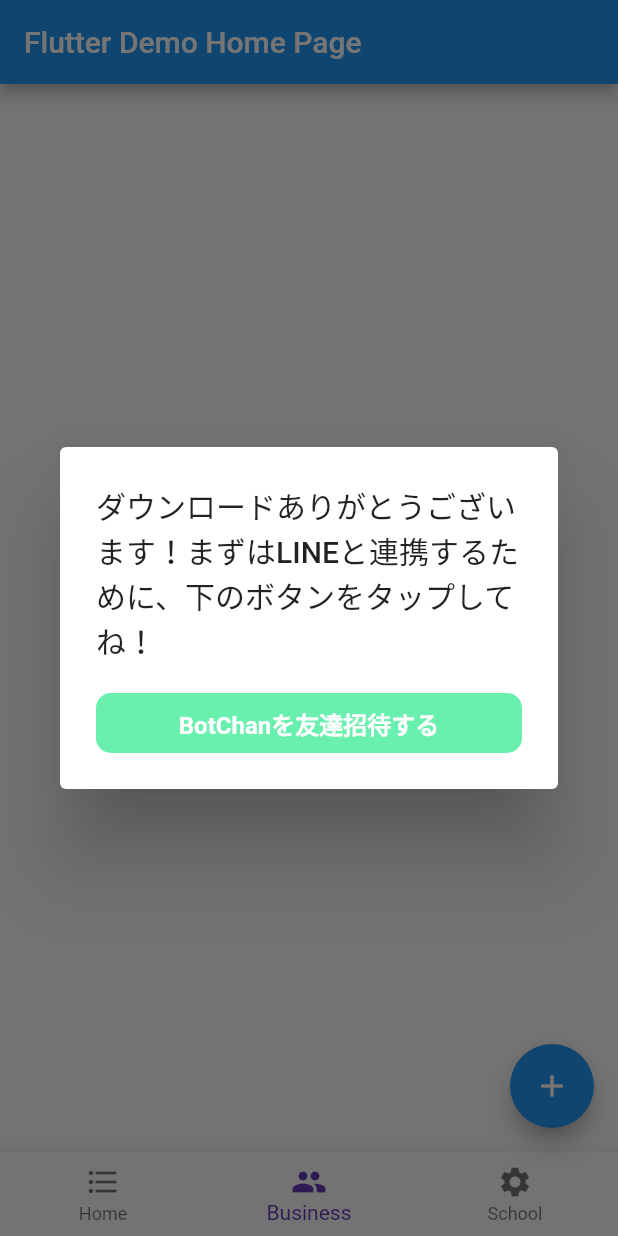
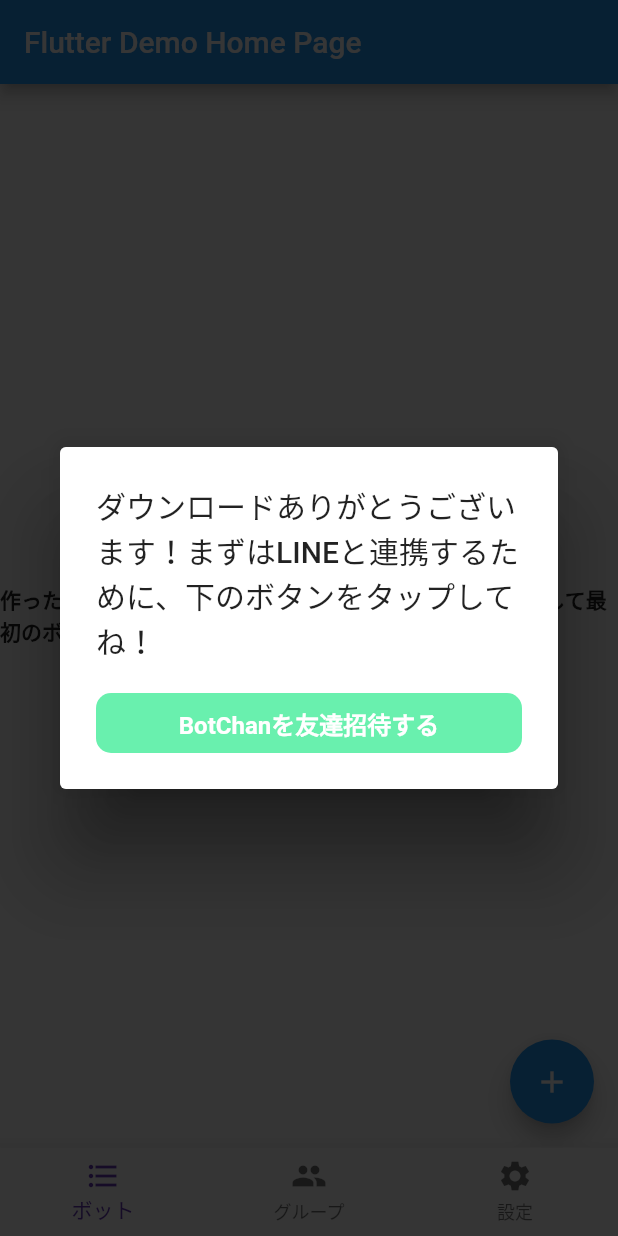
Before and after one commit to takkota/botchan_client, a Flutter app: the MainPage screen opened directly, after a tap on the "add" icon, on a phone screen of 412 x 824 dp. Run offline on Flutter 3.47's test engine with Material 2 defaults, Android fonts, the phone set to English and light mode, and no system bars; our stand-ins replace after_layout, firebase_dynamic_links, rxdart, shared_preferences, tuple; accounts and stored records are empty; network calls fail.

Commit message:
saveロジック修正

```diff
--- /dev/null
+++ b/lib/bloc/bot_list_bloc.dart
@@ -0,0 +1,55 @@
+import 'dart:async';
+
+import 'package:botchan_client/model/bot.dart';
+import 'package:botchan_client/network/api_client.dart';
+import 'package:botchan_client/network/response/bot_list_response.dart';
+import 'package:rxdart/rxdart.dart';
+
+class BotListBloc {
+  List<Bot> _botList = List();
+
+  // input entry point
+  final StreamController<List<Bot>> _listStreamController = StreamController();
+  final StreamController<Bot> _streamController = StreamController();
+
+  // output entry point
+  // StreamControllerだとlistenする前に受け取ったアイテムはbufferしないので、
+  // BehaviorSubjectで代わりにBufferしてあげる
+  final BehaviorSubject<List<Bot>> _behaviorSubject = BehaviorSubject<List<Bot>>();
+  Stream<List<Bot>> get botList => _behaviorSubject.stream;
+
+  BotListBloc() {
+    _listStreamController.stream.listen((botList) {
+      _botList.addAll(botList);
+      _behaviorSubject.sink.add(_botList);
+    });
+    _streamController.stream.listen((bot) {
+      _botList.add(bot);
+      _behaviorSubject.sink.add(_botList);
+    });
+  }
+
+  void fetchBotList() async {
+    final res = await ApiClient(BotListResponse.fromJson).post("/bot", {
+      "userId": ""
+    });
+    if (res != null) {
+      addBotAll(res.botList);
+    }
+  }
+
+  void addBotAll(List<Bot> botList) {
+    _listStreamController.sink.add(botList);
+  }
+  void addBot(Bot bot) {
+    _streamController.sink.add(bot);
+  }
+
+  void dispose() async {
+    _botList.clear();
+    _listStreamController.close();
+    _streamController.close();
+    _behaviorSubject.close();
+  }
+
+}
--- /dev/null
+++ b/lib/model/bot.dart
@@ -0,0 +1,5 @@
+class Bot {
+  final String id;
+  final String name;
+  Bot({this.name, this.id});
+}
--- a/lib/network/api_client.dart
+++ b/lib/network/api_client.dart
@@ -1,24 +1,33 @@
-import 'dart:_http';
 import 'dart:convert';
 
 import 'package:http/http.dart' as http;
 
 typedef R JsonConverter<R>(Map<String, dynamic> json);
+typedef R OnError<R>(int statusCode);
 
 class ApiClient<R> {
-  final String apiBase = "https://sheltered-scrubland-23764.herokuapp.com";
+  final String apiBase = "sheltered-scrubland-23764.herokuapp.com";
   final JsonConverter<R> converter;
 
   ApiClient(this.converter);
 
-  Future<R> post(String path, Map<String, dynamic> body) async {
-    final uri = Uri.http(apiBase, path, body);
+  Future<R> post(String path, Map<String, dynamic> body, {OnError onError}) async {
+    final uri = Uri.https(apiBase, path);
     final response = await http.post(uri,
-      headers: {
-        HttpHeaders.contentTypeHeader: 'application/json'
-      },
-      body: body
+        headers: {
+          'Content-type' : 'application/json',
+          'Accept': 'application/json',
+        },
+        body: json.encode(body)
     );
+    // ErrorHandling
+    if (response.statusCode != 200) {
+      if (onError != null) {
+        onError(response.statusCode);
+      }
+      print("statusCode: $path " + response.statusCode.toString());
+      return null;
+    }
     return converter(jsonDecode(response.body));
   }
 }
--- /dev/null
+++ b/lib/network/response/account_linked_response.dart
@@ -0,0 +1,11 @@
+import 'package:json_annotation/json_annotation.dart';
+
+class AccountLinkedResponse {
+  final bool isLinked;
+
+  AccountLinkedResponse(this.isLinked);
+
+  static AccountLinkedResponse fromJson(Map<String, dynamic> json) {
+    return AccountLinkedResponse(json["isLinked"]);
+  }
+}
--- /dev/null
+++ b/lib/network/response/bot_list_response.dart
@@ -0,0 +1,16 @@
+import 'package:botchan_client/model/bot.dart';
+import 'package:json_annotation/json_annotation.dart';
+
+class BotListResponse {
+  final List<Bot> botList;
+
+  BotListResponse(this.botList);
+
+  static BotListResponse fromJson(Map<String, dynamic> json) {
+    List<Bot> list = List();
+    for (Map<String, String> data in json["botList"]) {
+      list.add(Bot());
+    }
+    return BotListResponse(list);
+  }
+}
--- /dev/null
+++ b/lib/view/bot_list.dart
@@ -0,0 +1,104 @@
+import 'package:botchan_client/bloc/bot_list_bloc.dart';
+import 'package:botchan_client/model/bot.dart';
+import 'package:flutter/material.dart';
+
+class BotList extends StatefulWidget {
+  BotList({Key key}) : super(key: key);
+
+  @override
+  _BotListState createState() => _BotListState();
+}
+
+class _BotListState extends State<BotList>{
+  BotListBloc bloc;
+
+  @override
+  void initState() {
+    super.initState();
+    bloc = BotListBloc();
+    bloc.fetchBotList();
+  }
+
+  @override
+  Widget build(BuildContext context) {
+    return
+      Scaffold(
+        body: _body(),
+        floatingActionButton: FloatingActionButton(
+          onPressed: () {
+            Navigator.pushNamed(context, "/botDetail");
+          },
+          tooltip: 'Increment',
+          child: Icon(Icons.add),
+        ), // This trailing comma makes auto-formatting nicer for build methods.
+      );
+  }
+
+  Widget _body() {
+    return StreamBuilder<List<Bot>>(
+      stream: bloc.botList,
+      builder: (BuildContext context, AsyncSnapshot<List<Bot>> snapshot) {
+        if (snapshot.hasData) {
+          return ListView.builder(
+              padding:EdgeInsets.fromLTRB(20.0, 5.0, 20.0, 20.0) ,
+              itemCount: snapshot.data.length,
+              itemBuilder: (BuildContext context, int index) {
+                return _cardItem(index, snapshot.data[index]);
+              }
+          );
+        } else {
+          return Center(
+            child: Text("作ったボットがまだありません。右上のアイコンをタップして最初のボットを作りましょう!",
+              style: TextStyle(fontWeight: FontWeight.bold) ,
+            ),
+          );
+        }
+      },
+    );
+  }
+
+  Widget _cardItem(int index, Bot data) {
+    return Center(
+      child: Card(
+        child: Column(
+          mainAxisSize: MainAxisSize.min,
+          children: <Widget>[
+            ListTile(
+              leading: Icon(Icons.album),
+              title: Text('The Enchanted Nightingale'),
+              subtitle: Text('Music by Julie Gable. Lyrics by Sidney Stein.'),
+              onTap: () {
+                Navigator.pushNamed(context, "/botDetail/${data.id}");
+              },
+            ),
+            ButtonTheme.bar(
+              // make buttons use the appropriate styles for cards
+              child: ButtonBar(
+                children: <Widget>[
+                  FlatButton(
+                    child: const Text('BUY TICKETS'),
+                    onPressed: () {
+                      /* ... */
+                    },
+                  ),
+                  FlatButton(
+                    child: const Text('LISTEN'),
+                    onPressed: () {
+                      /* ... */
+                    },
+                  ),
+                ],
+              ),
+            ),
+          ],
+        ),
+      ),
+    );
+  }
+
+  @override
+  void dispose() {
+    super.dispose();
+    bloc.dispose();
+  }
+}
--- a/lib/view/main_page.dart
+++ b/lib/view/main_page.dart
@@ -1,6 +1,9 @@
+import 'package:botchan_client/main.dart';
 import 'package:botchan_client/network/api_client.dart';
 import 'package:botchan_client/network/response/account_link_response.dart';
+import 'package:botchan_client/network/response/account_linked_response.dart';
 import 'package:botchan_client/utility/shared_preferences_helper.dart';
+import 'package:botchan_client/view/bot_list.dart';
 import 'package:firebase_dynamic_links/firebase_dynamic_links.dart';
 import 'package:flutter/material.dart';
 import 'package:after_layout/after_layout.dart';
@@ -17,7 +20,56 @@ class MainPage extends StatefulWidget {
 
 class _MainPageState extends State<MainPage> with AfterLayoutMixin<MainPage> {
 
-  int _selectedIndex = 1;
+  int _selectedTabIndex = 0;
+  int cardCount = 1;
+
+  @override
+  void initState() {
+    super.initState();
+    _retrieveDynamicLink();
+  }
+
+  @override
+  Widget build(BuildContext context) {
+    return WillPopScope(
+        onWillPop: () {
+          SharedPreferencesHelper.isAccountLinked().then((linked) {
+            if (linked) Navigator.of(context).pop();
+          });
+        },
+        child: Scaffold(
+          appBar: AppBar(
+            title: Text(widget.title),
+          ),
+          body: botList(),
+          bottomNavigationBar: BottomNavigationBar(
+            items: <BottomNavigationBarItem>[
+              BottomNavigationBarItem(icon: Icon(Icons.format_list_bulleted), title: Text('ボット')),
+              BottomNavigationBarItem(icon: Icon(Icons.group), title: Text('グループ')),
+              BottomNavigationBarItem(icon: Icon(Icons.settings), title: Text('設定')),
+            ],
+            currentIndex: _selectedTabIndex,
+            fixedColor: Colors.deepPurple,
+            onTap: _onTabTapped,
+          )
+        )
+    );
+  }
+
+  @override
+  void afterFirstLayout(BuildContext context) {
+    _showTutorialIfAny();
+  }
+
+  Widget botList() {
+    if (_selectedTabIndex == 0) {
+      return BotList();
+    } else {
+      return Center(
+        child: Text("まだボットを作成してません。")
+      );
+    }
+  }
 
   _launchUrl(String url) async {
     if (await canLaunch(url)) {
@@ -32,30 +84,49 @@ class _MainPageState extends State<MainPage> with AfterLayoutMixin<MainPage> {
     final Uri deepLink = data?.link;
     if (deepLink == null) return;
     switch (deepLink.path) {
-      case "/link/start":
+      case "/link_start":
         final accountLinked = await SharedPreferencesHelper.isAccountLinked();
         var requestParams = deepLink.queryParameters;
         if (requestParams.containsKey("token") && !accountLinked) {
-          // 連携tokenを使ってエンドポイントを叩く。(期限あり)
+          // 連携tokenを使って連携URLを取得。(期限あり)
           final client = ApiClient(AccountLinkResponse.fromJson);
-          client.post("/account/link", {"linkToken": requestParams["token"]}).then((res) {
-            // 連携URLを取得できたら、誘導ダイアログを出す。
-            Navigator.of(context).pop();
-            _showLinkAccountDialog(res.linkUrl);
+          client.post("/account/link_url", {"linkToken": requestParams["token"]}).then((res) {
+            // 連携URLを取得できたら、一旦SharedPreferenceに保存しておく。
+            SharedPreferencesHelper.setLinkUrl(res.linkUrl);
           })
           .catchError(() {});
         }
         break;
-      case "/link/complete":
-        Navigator.of(context).pop();
-        SharedPreferencesHelper.setAccountLinked(true);
-        break;
     }
   }
 
-  void _showInitialDialog() async {
+  void _showTutorialIfAny() async {
+    if (Navigator.of(context).canPop()) {
+      Navigator.of(context).pop();
+    }
     final accountLinked = await SharedPreferencesHelper.isAccountLinked();
-    if (!accountLinked) {
+    final linkUrl = await SharedPreferencesHelper.getLinkUrl();
+
+    if (accountLinked) return;
+    if (linkUrl != null) {
+      // 実は連携済みかもなので、サーバーに問い合わせる。
+      final client = ApiClient(AccountLinkedResponse.fromJson);
+      client.post("/account/is_linked", {"userId": await userId}).then((res) {
+        if (res.isLinked) {
+          // 連携済みだったので、何もださない。
+          SharedPreferencesHelper.setAccountLinked(true);
+        } else {
+          // まだ連携してないので、誘導ダイアログ
+          _showLinkAccountDialog(linkUrl);
+        }
+      });
+      return;
+    }
+    // 初回ダイアログ
+    _showInitialDialog();
+  }
+
+  void _showInitialDialog() {
     showDialog(context: context,
         barrierDismissible: false,
         builder: (BuildContext context) {
@@ -87,7 +158,6 @@ class _MainPageState extends State<MainPage> with AfterLayoutMixin<MainPage> {
                 )
               ]);
         });
-    }
   }
 
   void _showLinkAccountDialog(String linkUrl) {
@@ -122,88 +192,7 @@ class _MainPageState extends State<MainPage> with AfterLayoutMixin<MainPage> {
 
   void _onTabTapped(int index) {
     setState(() {
-      _selectedIndex = index;
+      _selectedTabIndex = index;
     });
   }
-
-  @override
-  void initState() {
-    super.initState();
-    _retrieveDynamicLink();
 }
-
-  @override
-  void afterFirstLayout(BuildContext context) {
-    _showInitialDialog();
-  }
-
-  @override
-  Widget build(BuildContext context) {
-    // This method is rerun every time setState is called, for instance as done
-    // by the _incrementCounter method above.
-    //
-    // The Flutter framework has been optimized to make rerunning build methods
-    // fast, so that you can just rebuild anything that needs updating rather
-    // than having to individually change instances of widgets.
-    print("testd:build");
-    return WillPopScope(
-        onWillPop: () {
-          SharedPreferencesHelper.isAccountLinked().then((linked) {
-            if (linked) Navigator.of(context).pop();
-          });
-        },
-        child: Scaffold(
-          appBar: AppBar(
-            // Here we take the value from the MyHomePage object that was created by
-            // the App.build method, and use it to set our appbar title.
-            title: Text(widget.title),
-          ),
-          body: Center(
-            // Center is a layout widget. It takes a single child and positions it
-            // in the middle of the parent.
-            child: Column(
-              // Column is also layout widget. It takes a list of children and
-              // arranges them vertically. By default, it sizes itself to fit its
-              // children horizontally, and tries to be as tall as its parent.
-              //
-              // Invoke "debug painting" (press "p" in the console, choose the
-              // "Toggle Debug Paint" action from the Flutter Inspector in Android
-              // Studio, or the "Toggle Debug Paint" command in Visual Studio Code)
-              // to see the wireframe for each widget.
-              //
-              // Column has various properties to control how it sizes itself and
-              // how it positions its children. Here we use mainAxisAlignment to
-              // center the children vertically; the main axis here is the vertical
-              // axis because Columns are vertical (the cross axis would be
-              // horizontal).
-              mainAxisAlignment: MainAxisAlignment.center,
-              children: <Widget>[
-                Text(
-                  'You have pushed the button this many times:',
-                ),
-                Text(
-                  'test',
-                  style: Theme.of(context).textTheme.display1,
-                ),
-              ],
-            ),
-          ),
-          bottomNavigationBar: BottomNavigationBar(
-            items: <BottomNavigationBarItem>[
-              BottomNavigationBarItem(icon: Icon(Icons.format_list_bulleted), title: Text('Home')),
-              BottomNavigationBarItem(icon: Icon(Icons.group), title: Text('Business')),
-              BottomNavigationBarItem(icon: Icon(Icons.settings), title: Text('School')),
-            ],
-            currentIndex: _selectedIndex,
-            fixedColor: Colors.deepPurple,
-            onTap: _onTabTapped,
-          ),
-          floatingActionButton: FloatingActionButton(
-            onPressed: () {},
-            tooltip: 'Increment',
-            child: Icon(Icons.add),
-          ), // This trailing comma makes auto-formatting nicer for build methods.
-        )
-    );
-  }
-}
--- a/pubspec.yaml
+++ b/pubspec.yaml
@@ -20,6 +20,7 @@ dependencies:
   shared_preferences: ^0.4.2
   http: ^0.11.3+16
   built_value: ^6.1.4
+  tuple: ^1.0.2
   after_layout: ^1.0.7
   #firebase_admob: 0.7.0
   firebase_dynamic_links: ^0.1.0+1
```
Also changed, not shown: lib/bloc/bloc_base.dart (added, +42 -0 lines), lib/bloc/bot_detail_bloc.dart (added, +66 -0 lines), lib/main.dart (+16 -1 lines), lib/network/response/bot_response.dart (added, +13 -0 lines), lib/routes.dart (+13 -10 lines), lib/utility/shared_preferences_helper.dart (+29 -0 lines), lib/view/bot_detail.dart (added, +107 -0 lines), 2 other files. Lines whose indentation alone changed are shown as unchanged.
